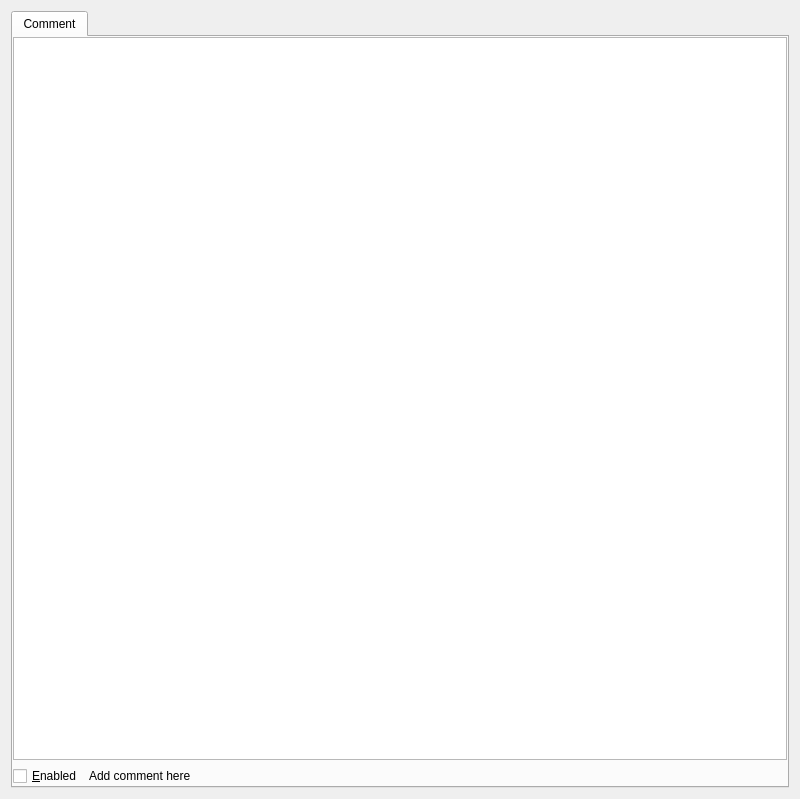
The window that kcm_hotkeys/hotkeys_widget_base.ui (KDE/khotkeys) describes before a commit, drawn with Qt 5.
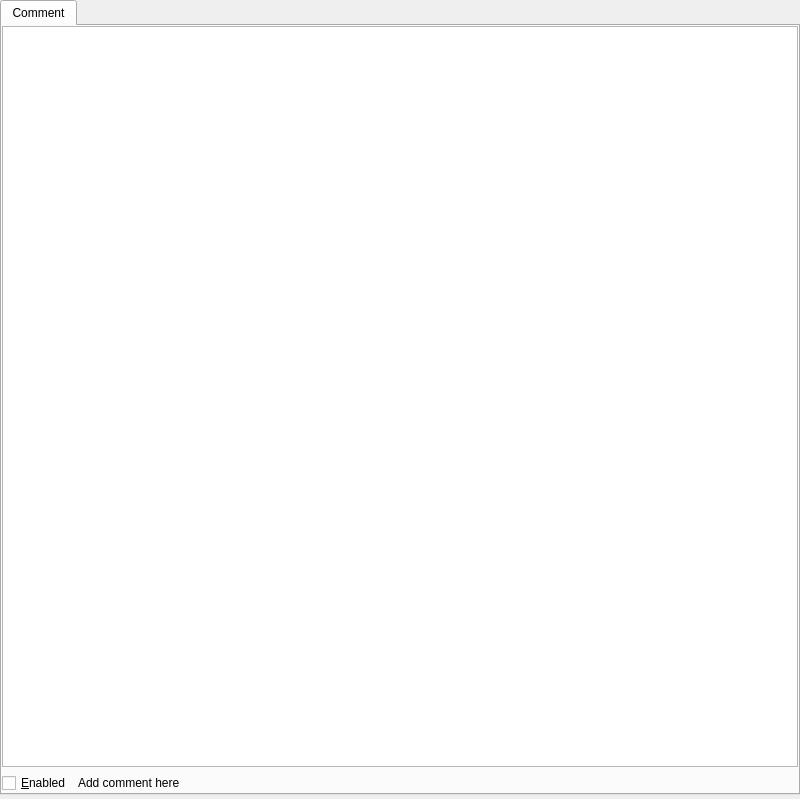
The same window after the commit. Custom widgets are drawn as their Qt base class.

Patch:
```diff
--- a/kcm_hotkeys/hotkeys_widget_base.ui
+++ b/kcm_hotkeys/hotkeys_widget_base.ui
@@ -10,6 +10,18 @@
    </rect>
   </property>
   <layout class="QVBoxLayout" name="verticalLayout" >
+   <property name="leftMargin" >
+    <number>0</number>
+   </property>
+   <property name="topMargin" >
+    <number>0</number>
+   </property>
+   <property name="rightMargin" >
+    <number>0</number>
+   </property>
+   <property name="bottomMargin" >
+    <number>4</number>
+   </property>
    <item>
     <widget class="QTabWidget" name="tabs" >
      <property name="currentIndex" >
```
Left out of the diff: 8 changed lines with no effect on the pictures.
